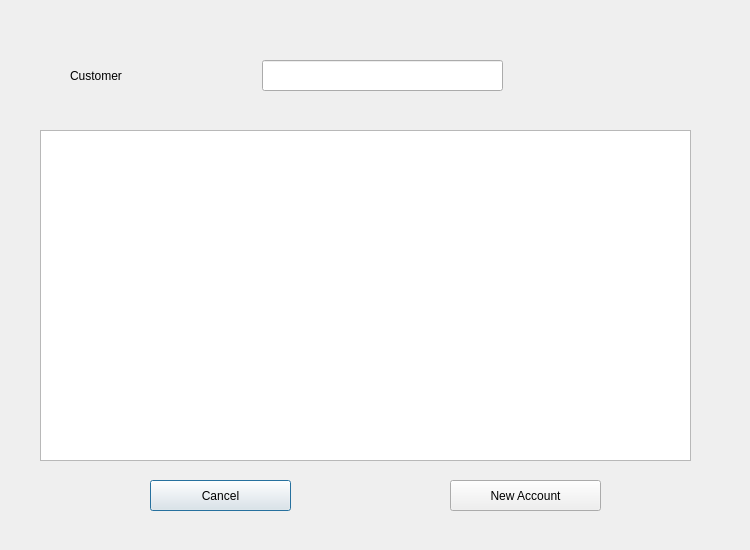
jonathansaetre/BankSystem, file accountlist.ui: the form before one commit.
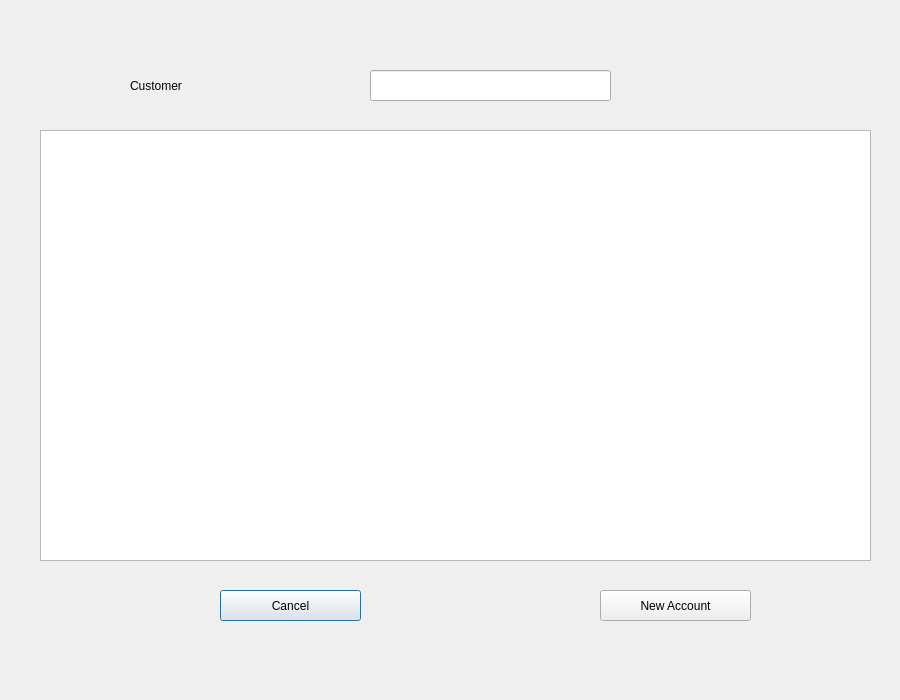
The form after the commit.

What changed in the file:
```diff
--- a/accountlist.ui
+++ b/accountlist.ui
@@ -6,10 +6,22 @@
    <rect>
     <x>0</x>
     <y>0</y>
-    <width>750</width>
-    <height>550</height>
+    <width>900</width>
+    <height>700</height>
    </rect>
   </property>
+  <property name="minimumSize">
+   <size>
+    <width>900</width>
+    <height>700</height>
+   </size>
+  </property>
+  <property name="maximumSize">
+   <size>
+    <width>900</width>
+    <height>700</height>
+   </size>
+  </property>
   <property name="windowTitle">
    <string>Dialog</string>
   </property>
@@ -18,18 +30,18 @@
     <rect>
      <x>40</x>
      <y>130</y>
-     <width>651</width>
-     <height>331</height>
+     <width>831</width>
+     <height>431</height>
     </rect>
    </property>
   </widget>
   <widget class="QLabel" name="customerlabel">
    <property name="geometry">
     <rect>
-     <x>70</x>
+     <x>130</x>
      <y>60</y>
-     <width>151</width>
-     <height>31</height>
+     <width>211</width>
+     <height>51</height>
     </rect>
    </property>
    <property name="text">
@@ -39,8 +51,8 @@
   <widget class="QLineEdit" name="customerBox">
    <property name="geometry">
     <rect>
-     <x>262</x>
-     <y>60</y>
+     <x>370</x>
+     <y>70</y>
      <width>241</width>
      <height>31</height>
     </rect>
@@ -49,8 +61,8 @@
   <widget class="QPushButton" name="cancelButton">
    <property name="geometry">
     <rect>
-     <x>150</x>
-     <y>480</y>
+     <x>220</x>
+     <y>590</y>
      <width>141</width>
      <height>31</height>
     </rect>
@@ -62,8 +74,8 @@
   <widget class="QPushButton" name="Newaccount">
    <property name="geometry">
     <rect>
-     <x>450</x>
-     <y>480</y>
+     <x>600</x>
+     <y>590</y>
      <width>151</width>
      <height>31</height>
     </rect>
```
